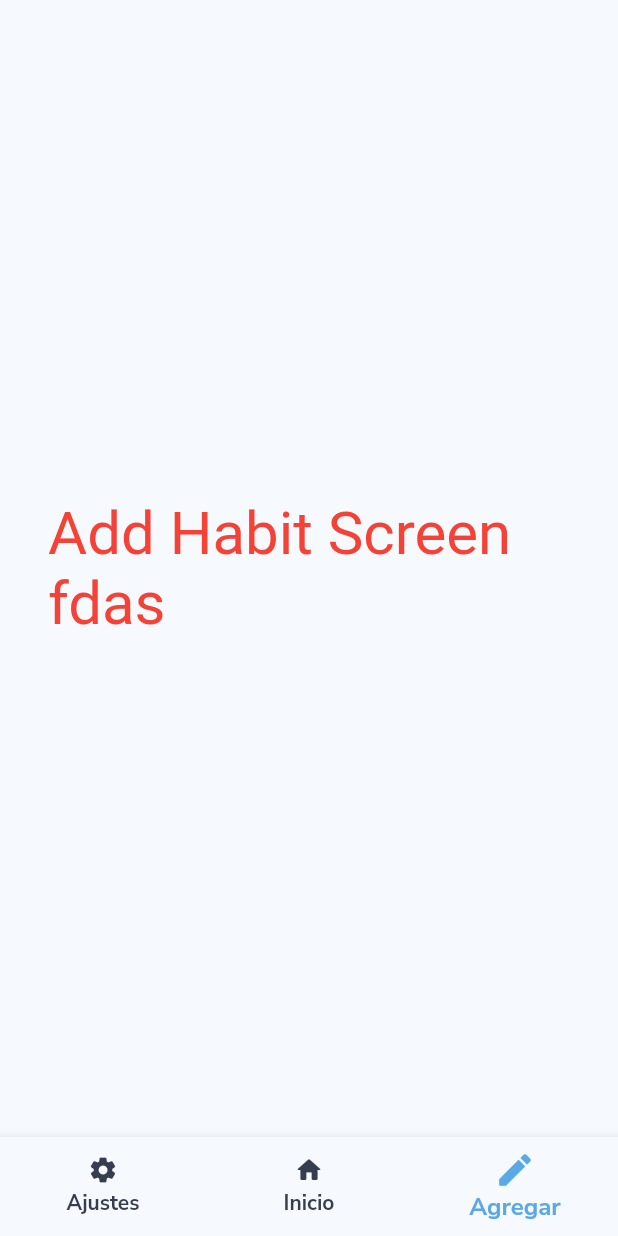
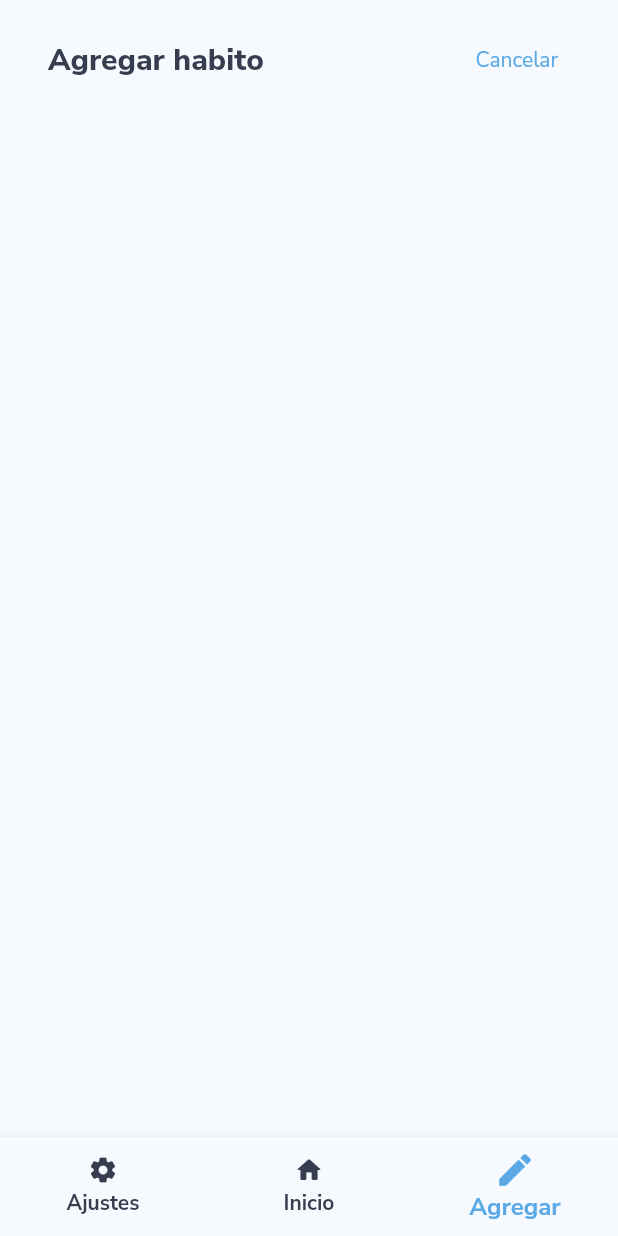
Before and after one commit to YerikAH/farm-habit, a Flutter app: the screen it shows after launch, item 3 of the bottom bar chosen, on a phone screen of 412 x 824 dp. Run offline on Flutter 3.47's test engine with Material 2 defaults, Android fonts, the phone set to English and light mode, and no system bars; our stand-ins replace flutter_svg.

Commit message:
Dev: update project

```diff
--- a/lib/screens/add_habit_screen.dart
+++ b/lib/screens/add_habit_screen.dart
@@ -1,4 +1,6 @@
 import 'package:flutter/material.dart';
+
+import '../widgets/widgets.dart';
 
 class AddHabitScreen extends StatelessWidget {
 
@@ -7,9 +9,11 @@ class AddHabitScreen extends StatelessWidget {
   @override
   Widget build(BuildContext context) {
     return SafeArea(
-      child: const Center(
-        child: Text('Add Habit Screen fdas', style: TextStyle(fontSize: 40.0, color: Colors.red),),
-      ),
+      child: Column(
+        children: [
+          AppBarSample(buttonText: "Cancelar",title: "Agregar habito",)
+        ],
+      )
     );
   }
 }
--- /dev/null
+++ b/lib/widgets/app_bar_sample.dart
@@ -0,0 +1,41 @@
+import 'package:farm_habit/theme/app_theme.dart';
+import 'package:flutter/material.dart';
+
+class AppBarSample extends StatelessWidget {
+   String title;
+   String buttonText;
+  AppBarSample({super.key, required this.title, required this.buttonText});
+
+  @override
+  Widget build(BuildContext context) {
+    return Row(
+      mainAxisAlignment: MainAxisAlignment.spaceBetween,
+      children: [
+        Text(
+          title,
+          style:const  TextStyle(
+            fontFamily: "Nunito Sans",
+            fontSize: 20.0,
+            fontWeight: FontWeight.w800,
+            color: AppTheme.black100
+          ),
+          ),
+        TextButton(
+        style: ButtonStyle(
+            backgroundColor: MaterialStateProperty.all<Color>(Colors.transparent),
+            overlayColor:  MaterialStateProperty.all<Color>(Colors.transparent),
+          ),
+          onPressed: (){},
+          child: Text(buttonText,
+          style: const  TextStyle(
+            fontFamily: "Nunito Sans",
+            fontSize: 14.0,
+            fontWeight: FontWeight.w400,
+            color: AppTheme.sky100
+          ),
+          )
+          )
+      ],
+    );
+  }
+}
--- a/lib/widgets/widgets.dart
+++ b/lib/widgets/widgets.dart
@@ -1 +1,3 @@
+export 'package:farm_habit/widgets/app_bar_sample.dart';
+export 'package:farm_habit/widgets/habit_card.dart';
 export 'package:farm_habit/widgets/no_habits.dart';
```
